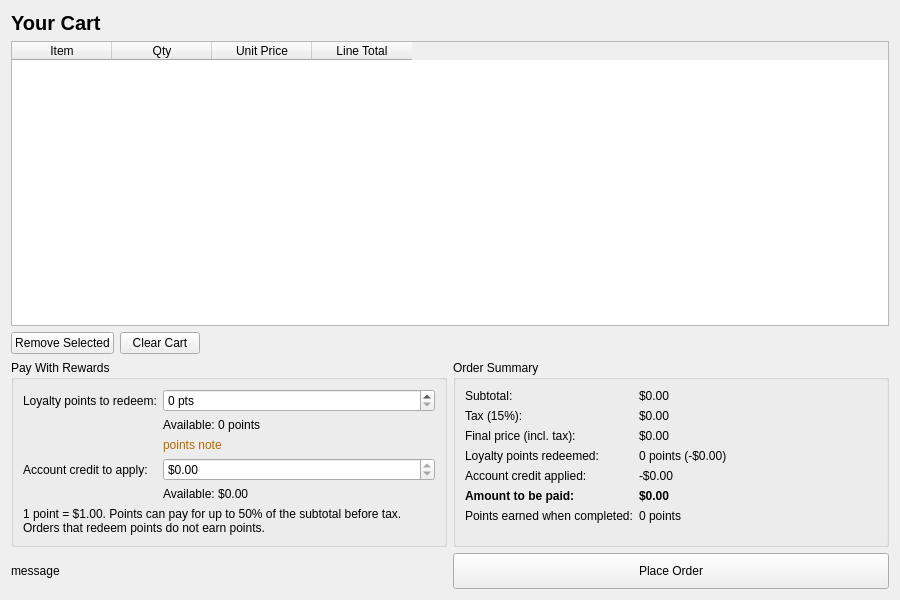
Qt form view/checkoutView.ui (myabiagi/3004-Deliverable-01) before a commit.
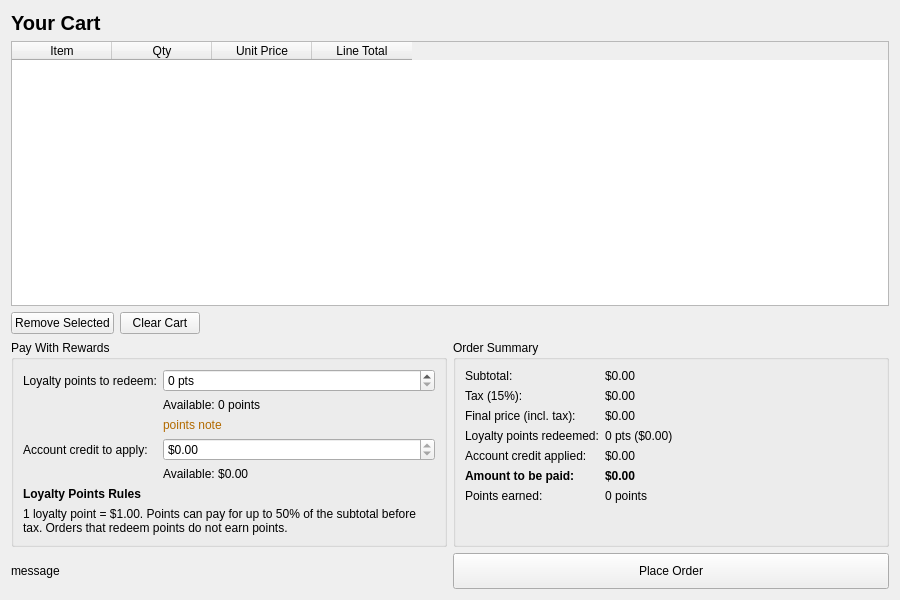
The same form after that commit.

Patch:
```diff
--- a/view/checkoutView.ui
+++ b/view/checkoutView.ui
@@ -167,9 +167,19 @@
          </widget>
         </item>
         <item row="5" column="0" colspan="2">
+         <widget class="QLabel" name="rewardsRulesHeadingLabel">
+          <property name="font">
+           <font><bold>true</bold></font>
+          </property>
+          <property name="text">
+           <string>Loyalty Points Rules</string>
+          </property>
+         </widget>
+        </item>
+        <item row="6" column="0" colspan="2">
          <widget class="QLabel" name="rewardsRulesLabel">
           <property name="text">
-           <string>1 point = $1.00. Points can pay for up to 50% of the subtotal before tax. Orders that redeem points do not earn points.</string>
+           <string>1 loyalty point = $1.00. Points can pay for up to 50% of the subtotal before tax. Orders that redeem points do not earn points.</string>
           </property>
           <property name="wordWrap">
            <bool>true</bool>
@@ -237,7 +247,7 @@
         <item row="3" column="1">
          <widget class="QLabel" name="pointsRedeemedValueLabel">
           <property name="text">
-           <string>0 points (-$0.00)</string>
+           <string>0 pts ($0.00)</string>
           </property>
          </widget>
         </item>
@@ -251,7 +261,7 @@
         <item row="4" column="1">
          <widget class="QLabel" name="creditAppliedValueLabel">
           <property name="text">
-           <string>-$0.00</string>
+           <string>$0.00</string>
           </property>
          </widget>
         </item>
@@ -282,7 +292,7 @@
         <item row="6" column="0">
          <widget class="QLabel" name="pointsEarnedLabel">
           <property name="text">
-           <string>Points earned when completed:</string>
+           <string>Points earned:</string>
           </property>
          </widget>
         </item>
```
